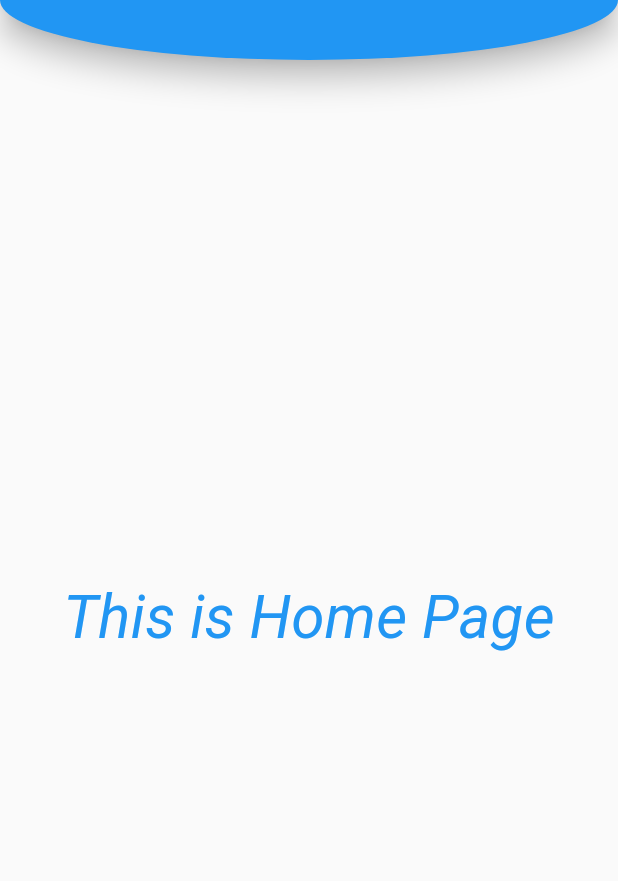
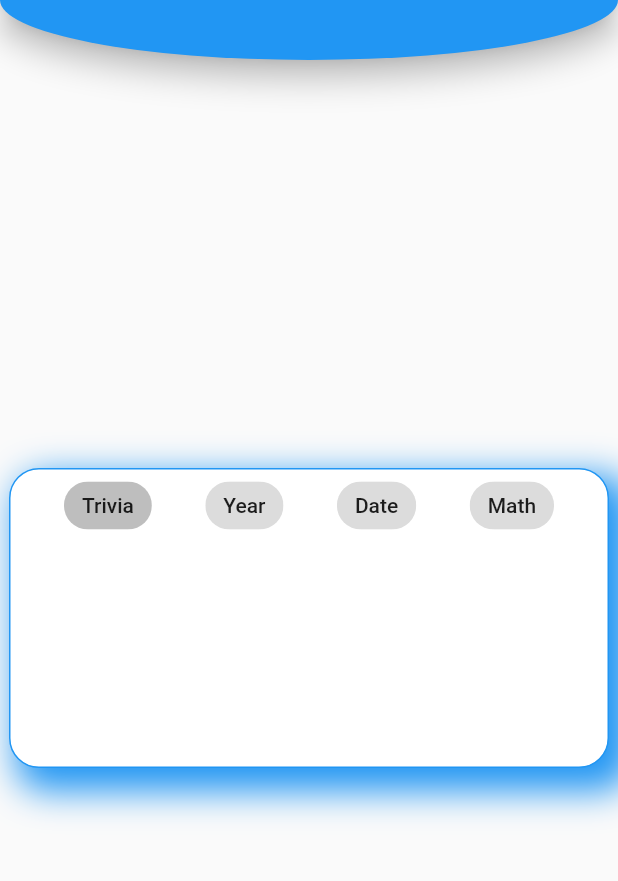
Before and after one commit to AS-Devs/numbers_game, a Flutter app: the screen it shows after launch, on a phone screen of 412 x 824 dp, the part 60-941 px from its top. Run offline on Flutter 3.47's test engine with Material 2 defaults, Android fonts, the phone set to English and light mode, and no system bars; our stand-ins replace shared_preferences, transparent_image.

Commit message:
Updated HomePage & About Page
Signed-off-by: Ayon Das <ayantorres@gmail.com>

```diff
--- a/lib/screens/main_page.dart
+++ b/lib/screens/main_page.dart
@@ -9,19 +9,72 @@ class MainPage extends StatefulWidget {
   _MainPageState createState() => _MainPageState();
 }
 
+enum ApiType { trivia, year, date, math }
+
 class _MainPageState extends State<MainPage> {
+  ApiType _type = ApiType.trivia;
+
   @override
   Widget build(BuildContext context) {
     final themeProvider = Provider.of<DynamicTheme>(context);
     return Container(
-       child: Center(
-          child: Text(
-        "This is Home Page",
-        style: TextStyle(
-            fontSize: 40.0,
-            color: themeProvider.getTheme.primaryColor,
-            fontStyle: FontStyle.italic),
+      child: Center(
+          child: AnimatedContainer(
+        duration: Duration(seconds: 1),
+        height: 200.0,
+        width: 400.0,
+        decoration: BoxDecoration(
+            color: Colors.white,
+            border: Border.all(color: themeProvider.getTheme.primaryColor),
+            borderRadius: BorderRadius.circular(20.0),
+            boxShadow: [
+              BoxShadow(
+                color: themeProvider.getTheme.primaryColor,
+                blurRadius: 20.0, // has the effect of softening the shadow
+                spreadRadius: 5.0, // has the effect of extending the shadow
+                offset: Offset(
+                  10.0, // horizontal, move right 10
+                  10.0, // vertical, move down 10
+                ),
+              ),
+            ]),
+        child: Wrap(
+          alignment: WrapAlignment.spaceEvenly,
+          children: List<Widget>.generate(
+            4,
+            (int index) {
+              return ChoiceChip(
+                label: _getChipLabel(index),
+                selected: _type.index == index,
+                onSelected: (bool selected) {
+                  setState(() {
+                    _type = ApiType.values[index];
+                  });
+                },
+              );
+            },
+          ).toList(),
+        ),
       )),
     );
   }
+
+  _getChipLabel(int index) {
+    switch (index) {
+      case 0:
+        return Text("Trivia");
+        break;
+      case 1:
+        return Text("Year");
+        break;
+      case 2:
+        return Text("Date");
+        break;
+      case 3:
+        return Text("Math");
+        break;
+      default:
+        break;
+    }
+  }
 }
--- a/pubspec.yaml
+++ b/pubspec.yaml
@@ -11,7 +11,7 @@ description: A Flutter app for giving awesome facts and trivia about Numbers.
 # In iOS, build-name is used as CFBundleShortVersionString while build-number used as CFBundleVersion.
 # Read more about iOS versioning at
 # https://developer.apple.com/library/archive/documentation/General/Reference/InfoPlistKeyReference/Articles/CoreFoundationKeys.html
-version: 0.1.4
+version: 0.1.5
 
 environment:
   sdk: ">=2.1.0 <3.0.0"
@@ -26,6 +26,8 @@ dependencies:
   http: ^0.12.0+2
   shared_preferences: ^0.5.4+5
   provider: ^3.1.0+1
+  url_launcher: ^5.2.5
+  transparent_image: ^1.0.0
 
 dev_dependencies:
   flutter_test:
```
Also changed, not shown: lib/screens/about_page.dart (+43 -8 lines), lib/widgets/profile_widget.dart (added, +38 -0 lines), pubspec.lock.
